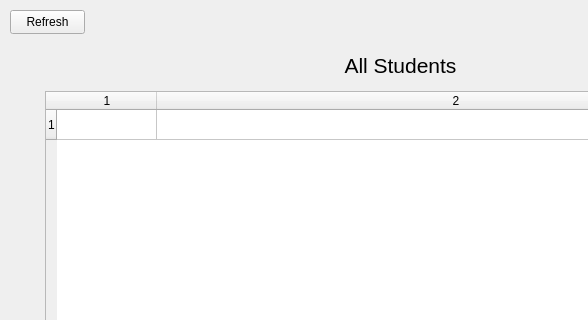
Old version of the form ui/studentPanel.ui in the repository SuperMonkeyRules/DTPythonL3; both pictures show x 0 to 588 and y 0 to 320 of the 800 by 600 pixel window.
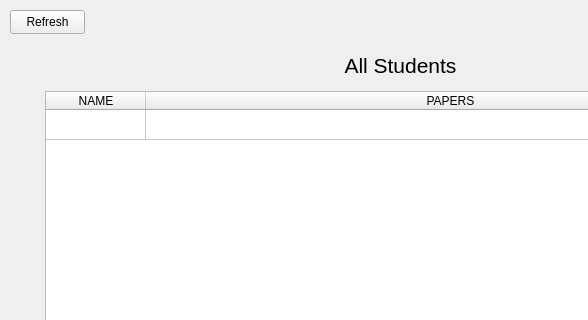
New version of the form.

Commit message: Fixes everywhere Added teacher ids Finished student display Start on adding grade editor

The edit to the form file:
```diff
--- a/ui/studentPanel.ui
+++ b/ui/studentPanel.ui
@@ -45,6 +45,9 @@
     <property name="columnCount">
      <number>2</number>
     </property>
+    <attribute name="horizontalHeaderVisible">
+     <bool>true</bool>
+    </attribute>
     <attribute name="horizontalHeaderCascadingSectionResizes">
      <bool>true</bool>
     </attribute>
@@ -54,9 +57,20 @@
     <attribute name="horizontalHeaderStretchLastSection">
      <bool>true</bool>
     </attribute>
+    <attribute name="verticalHeaderVisible">
+     <bool>false</bool>
+    </attribute>
     <row/>
-    <column/>
-    <column/>
+    <column>
+     <property name="text">
+      <string>NAME</string>
+     </property>
+    </column>
+    <column>
+     <property name="text">
+      <string>PAPERS</string>
+     </property>
+    </column>
    </widget>
    <widget class="QLabel" name="paperLABEL">
     <property name="geometry">
```
Left out of the diff: 2 changed lines with no effect on the pictures. The commit also changes 5 other files.
